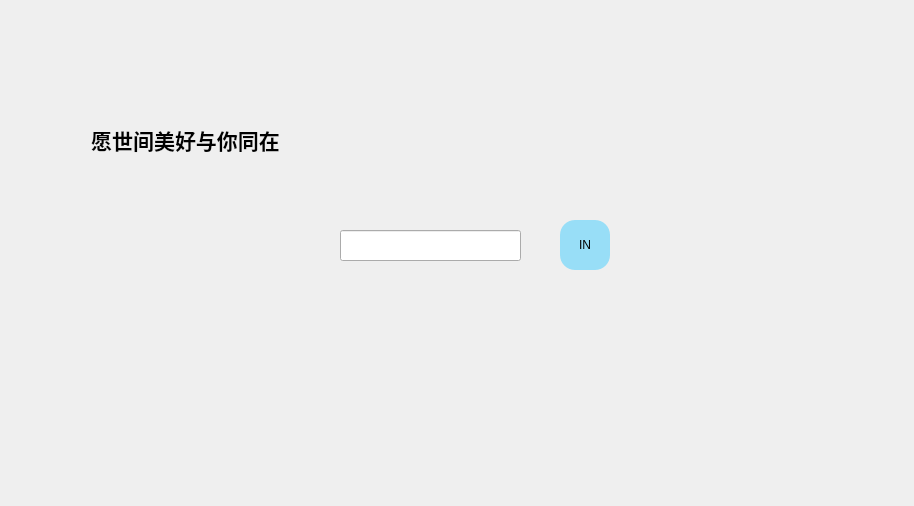
Qt form login_page.ui (YuanQiPKU/Reservoir) before a commit.
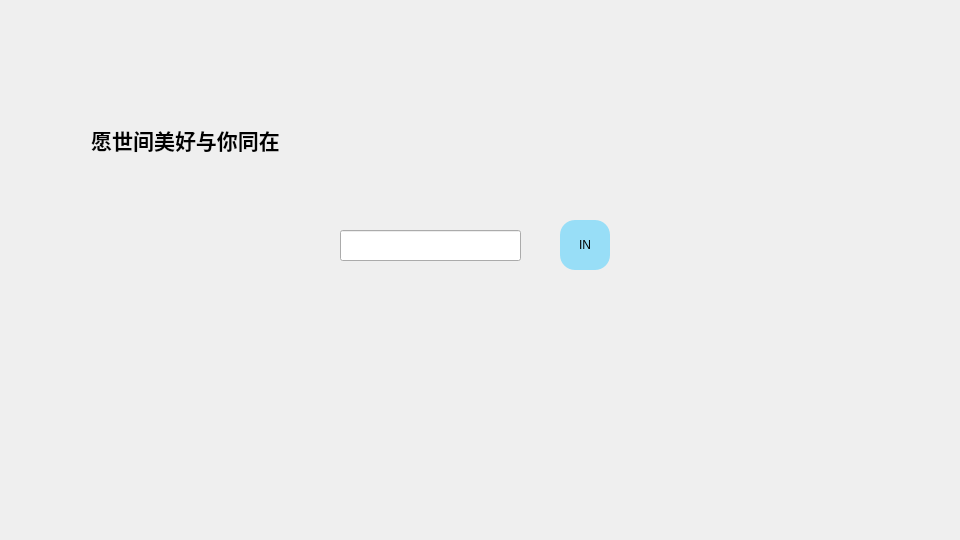
The same form after that commit. Icons and pictures are not drawn.

The edit to the form file:
```diff
--- a/login_page.ui
+++ b/login_page.ui
@@ -6,10 +6,22 @@
    <rect>
     <x>0</x>
     <y>0</y>
-    <width>914</width>
-    <height>506</height>
+    <width>960</width>
+    <height>540</height>
    </rect>
   </property>
+  <property name="minimumSize">
+   <size>
+    <width>960</width>
+    <height>540</height>
+   </size>
+  </property>
+  <property name="maximumSize">
+   <size>
+    <width>960</width>
+    <height>540</height>
+   </size>
+  </property>
   <property name="windowTitle">
    <string>Form</string>
   </property>
```
